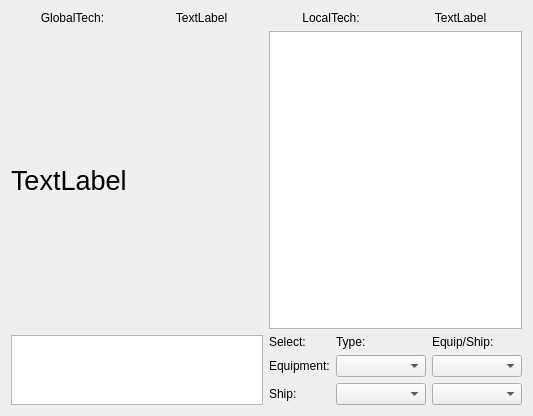
This is CyberFleet/ClientGUI/ui/techview.ui in ibicdlcod/GuoMuoRuoProject as Qt 5 draws it before an edit. The edited form follows.
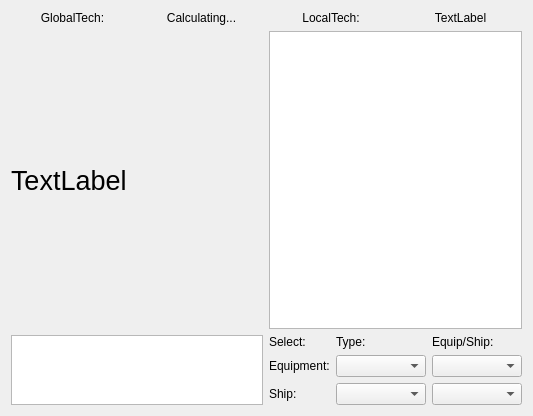
This is the edited form.

What changed in the file:
```diff
--- a/CyberFleet/ClientGUI/ui/techview.ui
+++ b/CyberFleet/ClientGUI/ui/techview.ui
@@ -31,7 +31,7 @@
        <item>
         <widget class="QLabel" name="globalTechValue">
          <property name="text">
-          <string>TextLabel</string>
+          <string>Calculating...</string>
          </property>
          <property name="alignment">
           <set>Qt::AlignCenter</set>
```
